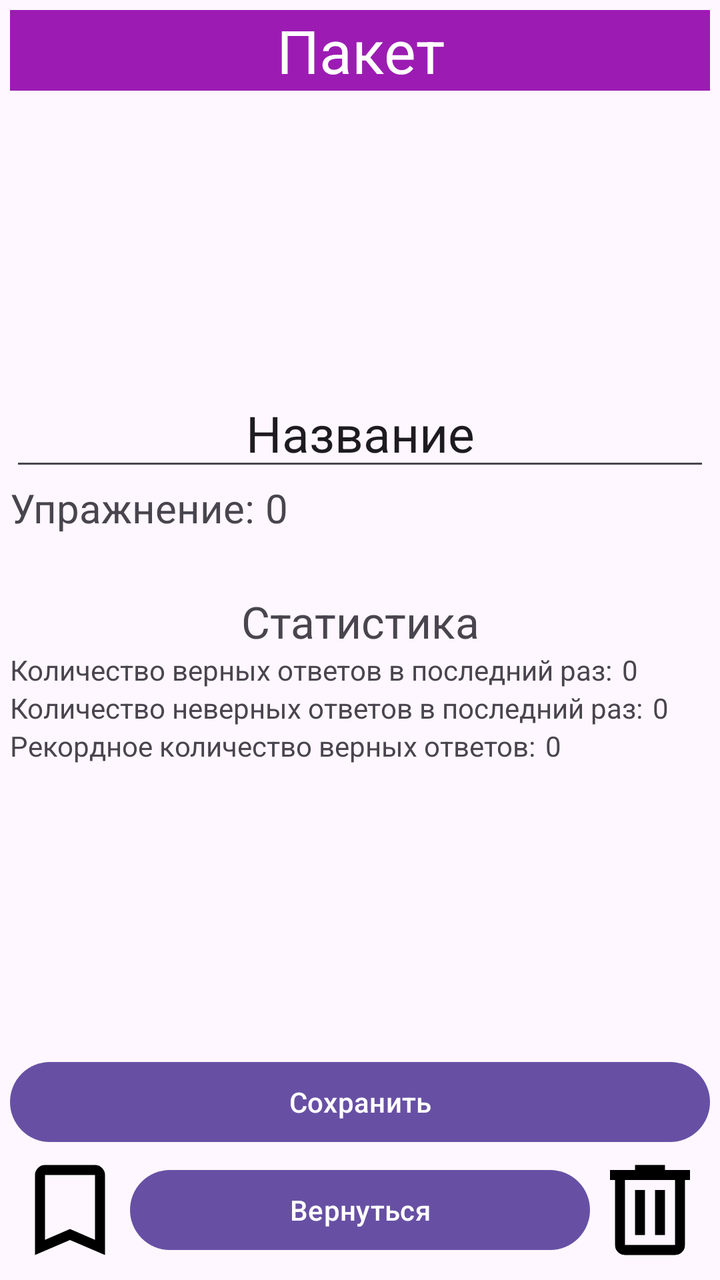
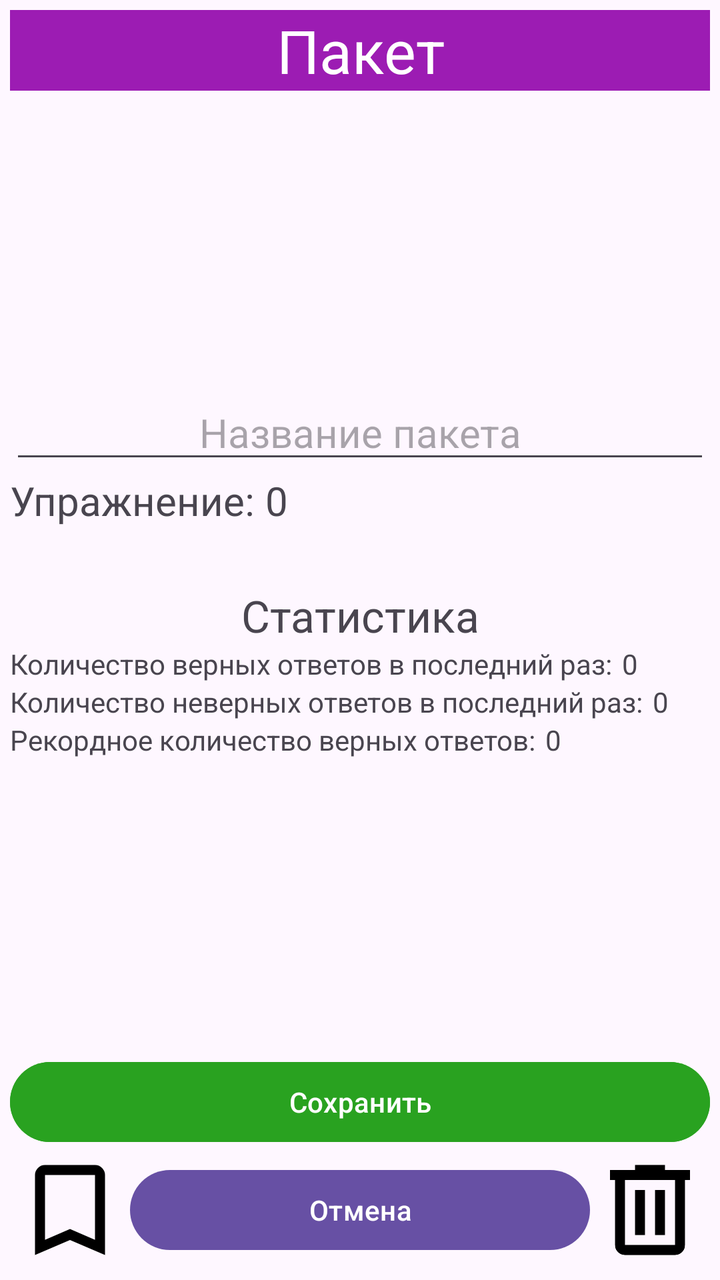

Two renders of the same Android screen: before a commit and after it. Below are the layout's source before the change and the commit's diff.
<!-- AndroidManifest.xml: application theme Theme.FGLearning -->
<!-- res/layout/fragment_view_package.xml -->
<?xml version="1.0" encoding="utf-8"?>
<layout xmlns:android="http://schemas.android.com/apk/res/android"
    xmlns:tools="http://schemas.android.com/tools"
    xmlns:app="http://schemas.android.com/apk/res-auto">
    <FrameLayout
        android:layout_width="match_parent"
        android:layout_height="match_parent"
        tools:context=".ViewPackageFragment">

        <androidx.constraintlayout.widget.ConstraintLayout
            android:layout_width="match_parent"
            android:layout_height="match_parent">

            <LinearLayout
                android:layout_width="match_parent"
                android:layout_height="match_parent"
                android:orientation="vertical"
                android:padding="5dp">
                <TextView
                    android:layout_width="match_parent"
                    android:layout_height="wrap_content"
                    android:background="@color/purple"
                    android:textColor="@color/white"
                    android:text="Пакет"
                    android:gravity="center"
                    android:textSize="30sp"/>
                <Space
                    android:layout_weight="1"
                    android:layout_width="match_parent"
                    android:layout_height="0dp" />

                <EditText
                    android:id="@+id/packetName"
                    android:layout_width="match_parent"
                    android:layout_height="wrap_content"
                    android:textSize="25sp"
                    android:text="Название"
                    android:gravity="center"/>
                <LinearLayout
                    android:layout_width="wrap_content"
                    android:layout_height="wrap_content"
                    android:orientation="horizontal">
                    <TextView
                        android:layout_width="match_parent"
                        android:layout_height="wrap_content"
                        android:textSize="20sp"
                        android:text="Упражнение:" />
                    <TextView
                        android:id="@+id/exerciseType"
                        android:layout_marginStart="5dp"
                        android:layout_width="wrap_content"
                        android:layout_height="wrap_content"
                        android:textSize="20sp"
                        android:text="0" />
                </LinearLayout>

                <Space
                    android:layout_width="match_parent"
                    android:layout_height="wrap_content"
                    android:layout_weight="0.2" />

                <LinearLayout
                    android:id="@+id/stats"
                    android:layout_width="match_parent"
                    android:layout_height="wrap_content"
                    android:orientation="vertical">
                    <TextView
                        android:layout_width="match_parent"
                        android:layout_height="wrap_content"
                        android:gravity="center"
                        android:textSize="22sp"
                        android:text="Статистика" />

                    <LinearLayout
                        android:layout_width="wrap_content"
                        android:layout_height="wrap_content"
                        android:orientation="horizontal">
                        <TextView
                            android:layout_width="match_parent"
                            android:layout_height="wrap_content"
                            android:text="Количество верных ответов в последний раз:" />
                        <TextView
                            android:id="@+id/correctAnswersLastTime"
                            android:layout_marginStart="5dp"
                            android:layout_width="match_parent"
                            android:layout_height="wrap_content"
                            android:text="0" />
                    </LinearLayout>
                    <LinearLayout
                        android:layout_width="wrap_content"
                        android:layout_height="wrap_content"
                        android:orientation="horizontal">
                        <TextView
                            android:layout_width="match_parent"
                            android:layout_height="wrap_content"
                            android:text="Количество неверных ответов в последний раз:" />
                        <TextView
                            android:id="@+id/incorrectAnswersLastTime"
                            android:layout_marginStart="5dp"
                            android:layout_width="match_parent"
                            android:layout_height="wrap_content"
                            android:text="0" />
                    </LinearLayout>
                    <LinearLayout
                        android:layout_width="wrap_content"
                        android:layout_height="wrap_content"
                        android:orientation="horizontal">
                        <TextView
                            android:layout_width="match_parent"
                            android:layout_height="wrap_content"
                            android:text="Рекордное количество верных ответов:" />
                        <TextView
                            android:id="@+id/CorrectAnswersRecord"
                            android:layout_marginStart="5dp"
                            android:layout_width="match_parent"
                            android:layout_height="wrap_content"
                            android:text="0" />
                    </LinearLayout>
                </LinearLayout>

                <Space
                    android:layout_weight="1"
                    android:layout_width="match_parent"
                    android:layout_height="0dp" />

                <Button
                    android:id="@+id/save_button"
                    android:layout_width="match_parent"
                    android:layout_height="wrap_content"
                    android:layout_gravity="center_vertical"
                    android:text="Сохранить" />
                
                <LinearLayout
                    android:layout_width="match_parent"
                    android:layout_height="wrap_content">
                    <ImageView
                        android:id="@+id/mark_button"
                        android:layout_width="60dp"
                        android:layout_height="60dp"
                        android:src="@drawable/bookmark" />
                    <Button
                        android:id="@+id/back_button"
                        android:layout_width="wrap_content"
                        android:layout_height="wrap_content"
                        android:layout_weight="1"
                        android:layout_gravity="center_vertical"
                        android:text="Вернуться" />
                    <ImageView
                        android:id="@+id/delete_button"
                        android:layout_width="60dp"
                        android:layout_height="60dp"
                        android:src="@drawable/delete" />
                </LinearLayout>


            </LinearLayout>



        </androidx.constraintlayout.widget.ConstraintLayout>

    </FrameLayout>
</layout>
<!-- resources referenced by this layout -->
<resources>
  <color name="purple">#9C1CB3</color>
  <color name="white">#FFFFFFFF</color>
  <!-- drawable bookmark (drawable) -->
  <vector xmlns:android="http://schemas.android.com/apk/res/android" android:height="24dp" android:tint="#000000" android:viewportHeight="960" android:viewportWidth="960" android:width="24dp">
        
      <path android:fillColor="@android:color/white" android:pathData="M200,840L200,200Q200,167 223.5,143.5Q247,120 280,120L680,120Q713,120 736.5,143.5Q760,167 760,200L760,840L480,720L200,840ZM280,718L480,632L680,718L680,200Q680,200 680,200Q680,200 680,200L280,200Q280,200 280,200Q280,200 280,200L280,718ZM280,200L280,200Q280,200 280,200Q280,200 280,200L680,200Q680,200 680,200Q680,200 680,200L680,200L480,200L280,200Z"/>
      
  </vector>
  <!-- drawable delete (drawable) -->
  <vector xmlns:android="http://schemas.android.com/apk/res/android" android:height="24dp" android:tint="#000000" android:viewportHeight="960" android:viewportWidth="960" android:width="24dp">
        
      <path android:fillColor="@android:color/white" android:pathData="M280,840Q247,840 223.5,816.5Q200,793 200,760L200,240L160,240L160,160L360,160L360,120L600,120L600,160L800,160L800,240L760,240L760,760Q760,793 736.5,816.5Q713,840 680,840L280,840ZM680,240L280,240L280,760Q280,760 280,760Q280,760 280,760L680,760Q680,760 680,760Q680,760 680,760L680,240ZM360,680L440,680L440,320L360,320L360,680ZM520,680L600,680L600,320L520,320L520,680ZM280,240L280,240L280,760Q280,760 280,760Q280,760 280,760L280,760Q280,760 280,760Q280,760 280,760L280,240Z"/>
      
  </vector>
  <style name="Theme.FGLearning" parent="Base.Theme.FGLearning" />
  <style name="Base.Theme.FGLearning" parent="Theme.Material3.DayNight.NoActionBar">
          
          
      </style>
</resources>

<!-- the commit's change to res/layout/fragment_view_package.xml (unified diff, before → after) -->
@@ -29,13 +29,20 @@
                     android:layout_width="match_parent"
                     android:layout_height="0dp" />
 
-                <EditText
-                    android:id="@+id/packetName"
+                <LinearLayout
                     android:layout_width="match_parent"
                     android:layout_height="wrap_content"
-                    android:textSize="25sp"
-                    android:text="Название"
-                    android:gravity="center"/>
+                    android:orientation="horizontal">
+                    <EditText
+                        android:id="@+id/packetName"
+                        android:layout_width="match_parent"
+                        android:layout_height="wrap_content"
+                        android:textSize="20sp"
+                        android:maxLength="15"
+                        android:text=""
+                        android:hint="Название пакета"
+                        android:gravity="center"/>
+                </LinearLayout>
                 <LinearLayout
                     android:layout_width="wrap_content"
                     android:layout_height="wrap_content"
@@ -110,7 +117,7 @@
                             android:layout_height="wrap_content"
                             android:text="Рекордное количество верных ответов:" />
                         <TextView
-                            android:id="@+id/CorrectAnswersRecord"
+                            android:id="@+id/correctAnswersRecord"
                             android:layout_marginStart="5dp"
                             android:layout_width="match_parent"
                             android:layout_height="wrap_content"
@@ -128,6 +135,7 @@
                     android:layout_width="match_parent"
                     android:layout_height="wrap_content"
                     android:layout_gravity="center_vertical"
+                    android:backgroundTint="#29A220"
                     android:text="Сохранить" />
                 
                 <LinearLayout
@@ -144,7 +152,7 @@
                         android:layout_height="wrap_content"
                         android:layout_weight="1"
                         android:layout_gravity="center_vertical"
-                        android:text="Вернуться" />
+                        android:text="Отмена" />
                     <ImageView
                         android:id="@+id/delete_button"
                         android:layout_width="60dp"
